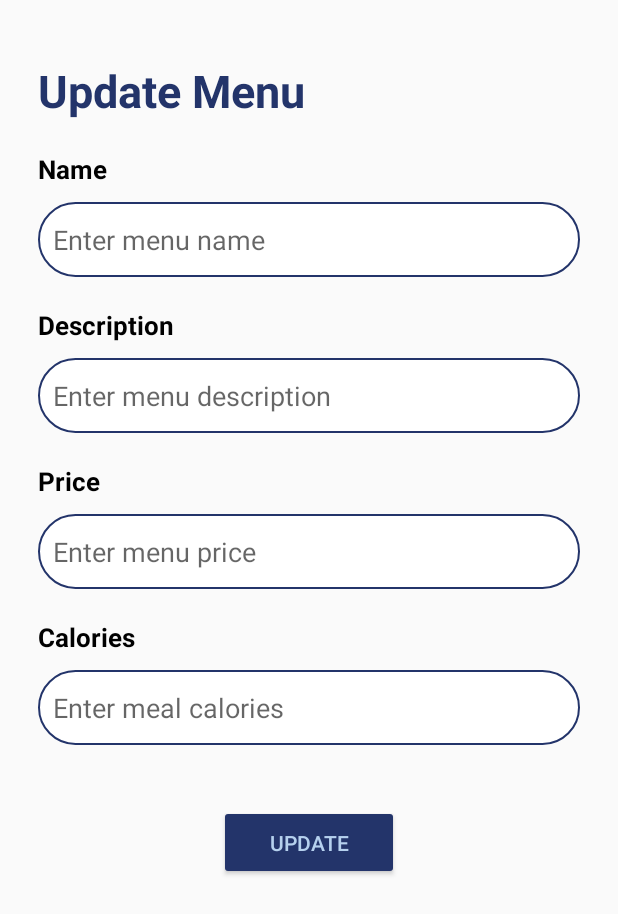
After one commit to LakmaliPalihakkara/MenuDB, an Android app: the layout activity_update_menu.xml on its own in the app's theme, with its tools: preview values and no code run, on a phone screen of 412 x 824 dp. The commit adds this screen. Shown: the top 914 px of the screen. Run offline under Robolectric (Android 15) with nearby library versions, the phone set to English and light mode, and no system bars.

Commit message:
Update Menu Screen

```diff
--- a/app/src/main/java/com/example/sqlitedbproj/DisplayMenuAdapter.java
+++ b/app/src/main/java/com/example/sqlitedbproj/DisplayMenuAdapter.java
@@ -51,7 +51,7 @@ public class DisplayMenuAdapter extends ArrayAdapter<DataModel> {
         edit.setOnClickListener(new View.OnClickListener() {
             @Override
             public void onClick(View v) {
-                Intent i = new Intent(getContext(),MainActivity.class);
+                Intent i = new Intent(getContext(),UpdateMenu.class);
                 i.putExtra("Name", dataModal.getName());
                 i.putExtra("Id",dataModal.getId());
                 i.putExtra("Description",dataModal.getDescription());
--- /dev/null
+++ b/app/src/main/java/com/example/sqlitedbproj/UpdateMenu.java
@@ -0,0 +1,18 @@
+package com.example.sqlitedbproj;
+
+import androidx.appcompat.app.AppCompatActivity;
+
+import android.os.Bundle;
+import android.widget.Button;
+import android.widget.EditText;
+
+public class UpdateMenu extends AppCompatActivity {
+
+
+
+    @Override
+    protected void onCreate(Bundle savedInstanceState) {
+        super.onCreate(savedInstanceState);
+        setContentView(R.layout.activity_update_menu);
+    }
+}
--- /dev/null
+++ b/app/src/main/res/layout/activity_update_menu.xml
@@ -0,0 +1,136 @@
+<?xml version="1.0" encoding="utf-8"?>
+<androidx.constraintlayout.widget.ConstraintLayout
+    xmlns:android="http://schemas.android.com/apk/res/android"
+    xmlns:app="http://schemas.android.com/apk/res-auto"
+    xmlns:tools="http://schemas.android.com/tools"
+    android:layout_width="match_parent"
+    android:layout_height="match_parent"
+    tools:context=".UpdateMenu"
+    android:paddingTop="40dp"
+    android:paddingLeft="25dp"
+    android:paddingRight="25dp">
+
+
+    <TextView
+        android:id="@+id/title"
+        android:layout_width="wrap_content"
+        android:layout_height="wrap_content"
+        android:text="Update Menu"
+        android:textSize="30dp"
+        android:textStyle="bold"
+        android:textColor="@color/dark_blue"
+        app:layout_constraintTop_toTopOf="parent"
+        app:layout_constraintLeft_toLeftOf="parent"/>
+
+
+    <TextView
+        android:id="@+id/name"
+        android:layout_width="wrap_content"
+        android:layout_height="wrap_content"
+        android:text="Name"
+        android:textSize="17dp"
+        android:textStyle="bold"
+        android:layout_marginTop="20dp"
+        android:textColor="@color/black"
+        app:layout_constraintTop_toBottomOf="@+id/title"
+        app:layout_constraintLeft_toLeftOf="parent"/>
+
+    <EditText
+        android:id="@+id/edit_name"
+        android:layout_width="match_parent"
+        android:layout_height="50dp"
+        android:layout_marginTop="10dp"
+        android:hint="Enter menu name"
+        android:paddingLeft="10dp"
+        android:background="@drawable/rounded_edittext"
+        app:layout_constraintTop_toBottomOf="@+id/name"
+        app:layout_constraintLeft_toLeftOf="parent"
+        app:layout_constraintRight_toRightOf="parent"></EditText>
+
+    <TextView
+        android:id="@+id/description"
+        android:layout_width="wrap_content"
+        android:layout_height="wrap_content"
+        android:text="Description"
+        android:textSize="17dp"
+        android:textStyle="bold"
+        android:layout_marginTop="20dp"
+        android:textColor="@color/black"
+        app:layout_constraintTop_toBottomOf="@+id/edit_name"
+        app:layout_constraintLeft_toLeftOf="parent"/>
+
+    <EditText
+        android:id="@+id/edit_description"
+        android:layout_width="match_parent"
+        android:layout_height="50dp"
+        android:layout_marginTop="10dp"
+        android:paddingLeft="10dp"
+        android:background="@drawable/rounded_edittext"
+        android:hint="Enter menu description"
+        app:layout_constraintTop_toBottomOf="@+id/description"
+        app:layout_constraintLeft_toLeftOf="parent"
+        app:layout_constraintRight_toRightOf="parent"></EditText>
+
+    <TextView
+        android:id="@+id/price"
+        android:layout_width="wrap_content"
+        android:layout_height="wrap_content"
+        android:text="Price"
+        android:textSize="17dp"
+        android:textStyle="bold"
+        android:inputType="numberDecimal"
+        android:layout_marginTop="20dp"
+        android:textColor="@color/black"
+        app:layout_constraintTop_toBottomOf="@+id/edit_description"
+        app:layout_constraintLeft_toLeftOf="parent"/>
+
+    <EditText
+        android:id="@+id/edit_price"
+        android:layout_width="match_parent"
+        android:layout_height="50dp"
+        android:layout_marginTop="10dp"
+        android:hint="Enter menu price"
+        android:paddingLeft="10dp"
+        android:background="@drawable/rounded_edittext"
+        app:layout_constraintTop_toBottomOf="@+id/price"
+        app:layout_constraintLeft_toLeftOf="parent"
+        app:layout_constraintRight_toRightOf="parent"></EditText>
+
+    <TextView
+        android:id="@+id/calories"
+        android:layout_width="wrap_content"
+        android:layout_height="wrap_content"
+        android:text="Calories"
+        android:textSize="17dp"
+        android:textStyle="bold"
+        android:layout_marginTop="20dp"
+        android:textColor="@color/black"
+        app:layout_constraintTop_toBottomOf="@+id/edit_price"
+        app:layout_constraintLeft_toLeftOf="parent"/>
+
+    <EditText
+        android:id="@+id/edit_calories"
+        android:layout_width="match_parent"
+        android:layout_height="50dp"
+        android:layout_marginTop="10dp"
+        android:hint="Enter meal calories"
+        android:paddingLeft="10dp"
+        android:inputType="numberDecimal"
+        android:background="@drawable/rounded_edittext"
+        app:layout_constraintTop_toBottomOf="@+id/calories"
+        app:layout_constraintLeft_toLeftOf="parent"
+        app:layout_constraintRight_toRightOf="parent"></EditText>
+
+    <Button
+        android:id="@+id/bt_update"
+        android:layout_width="120dp"
+        android:layout_height="50dp"
+        android:layout_marginTop="40dp"
+        android:text="UPDATE"
+        android:textColor="@color/light_blue"
+        android:backgroundTint="@color/dark_blue"
+        app:layout_constraintTop_toBottomOf="@+id/edit_calories"
+        app:layout_constraintLeft_toLeftOf="parent"
+        app:layout_constraintRight_toRightOf="parent"></Button>
+
+</androidx.constraintlayout.widget.ConstraintLayout>
```
